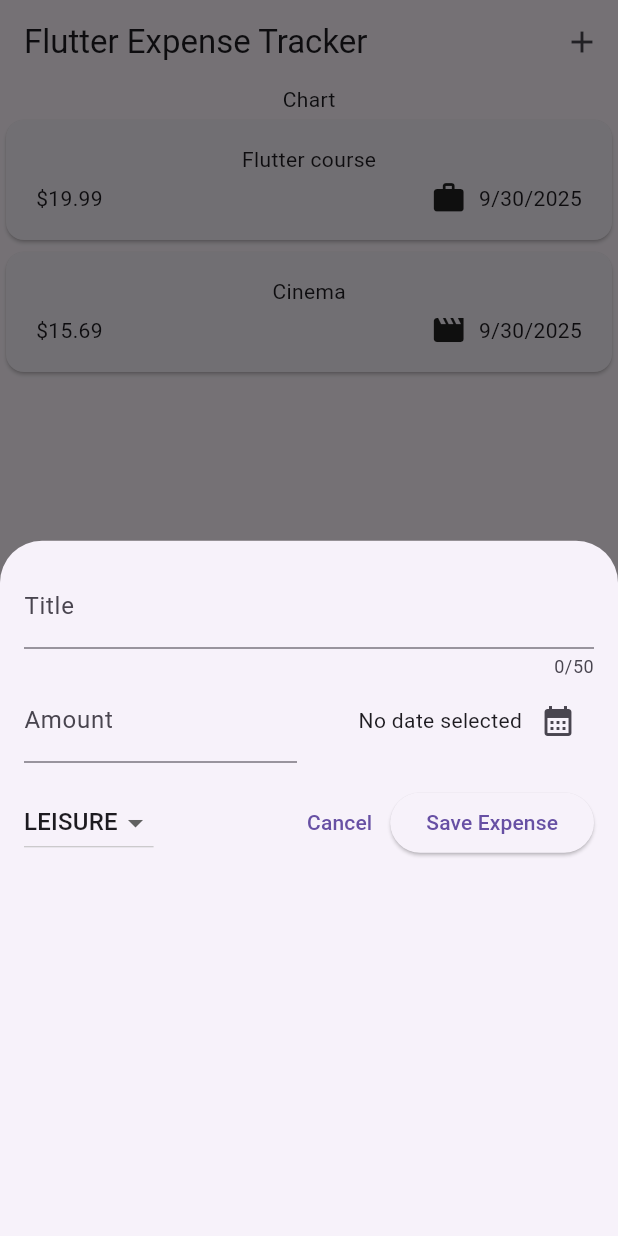
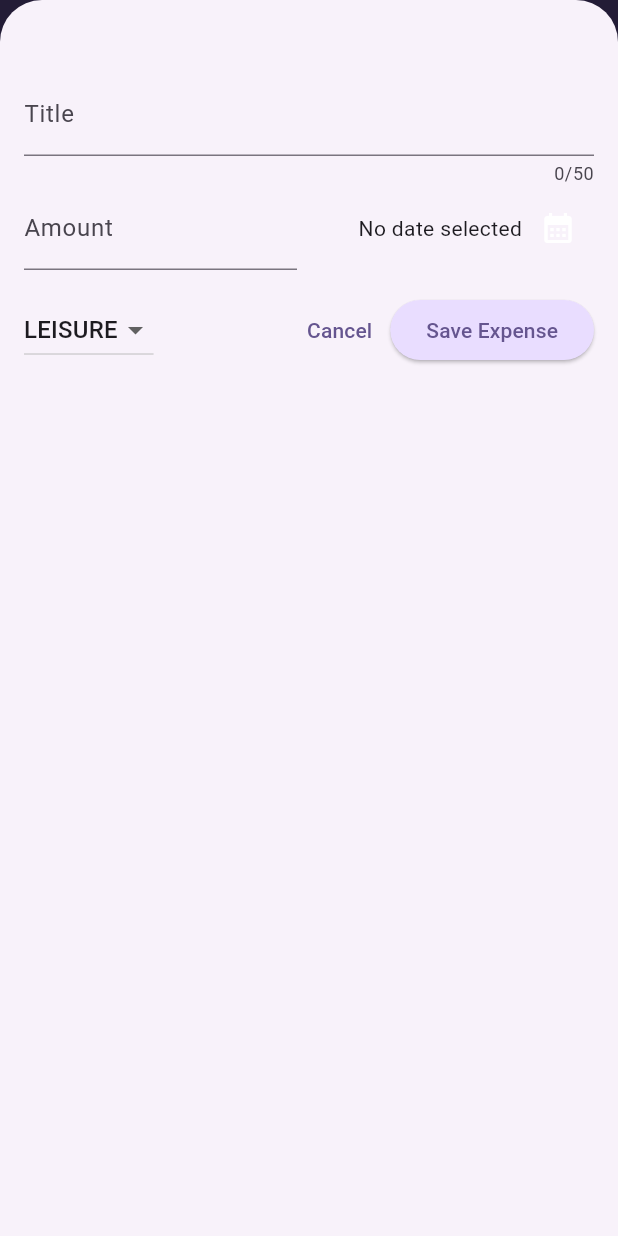
Before and after one commit to therajatg/expense_tracker, a Flutter app: the screen it shows after launch, after a tap on the "add" icon, on a phone screen of 412 x 824 dp. Run offline on Flutter 3.47's test engine with Material 3 defaults, Android fonts, the phone set to English and light mode, and no system bars.

Commit message:
setting theme

```diff
--- a/lib/main.dart
+++ b/lib/main.dart
@@ -1,7 +1,37 @@
 import 'package:flutter/material.dart';
-
 import 'package:expense_tracker/widgets/expenses.dart';
 
+var kColorScheme = ColorScheme.fromSeed(
+  seedColor: const Color.fromARGB(255, 96, 59, 181),
+);
+
 void main() {
-  runApp(const MaterialApp(home: Expenses()));
+  runApp(
+    MaterialApp(
+      theme: ThemeData.dark().copyWith(
+        colorScheme: kColorScheme,
+        appBarTheme: AppBarTheme(
+          backgroundColor: kColorScheme.onPrimaryContainer,
+          foregroundColor: kColorScheme.primaryContainer,
+        ),
+        cardTheme: CardThemeData(
+          color: kColorScheme.secondaryContainer,
+          margin: EdgeInsets.symmetric(horizontal: 16, vertical: 8),
+        ),
+        elevatedButtonTheme: ElevatedButtonThemeData(
+          style: ElevatedButton.styleFrom(
+            backgroundColor: kColorScheme.primaryContainer,
+          ),
+        ),
+        textTheme: ThemeData().textTheme.copyWith(
+          titleLarge: TextStyle(
+            fontWeight: FontWeight.bold,
+            fontSize: 16,
+            color: kColorScheme.onSecondaryContainer,
+          ),
+        ),
+      ),
+      home: Expenses(),
+    ),
+  );
 }
--- a/lib/widgets/expenses.dart
+++ b/lib/widgets/expenses.dart
@@ -28,12 +28,57 @@ class _ExpensesState extends State<Expenses> {
     ),
   ];
 
+  void _addExpense(Expense expense) {
+    setState(() {
+      _registeredExpenses.add(expense);
+    });
+  }
+
+  void _removeExpense(Expense expense) {
+    final expenseIndex = _registeredExpenses.indexOf(expense);
+
+    setState(() {
+      _registeredExpenses.remove(expense);
+    });
+
+    ScaffoldMessenger.of(context).clearSnackBars();
+    ScaffoldMessenger.of(context).showSnackBar(
+      SnackBar(
+        duration: const Duration(seconds: 3),
+        content: const Text("Text Deleted"),
+        action: SnackBarAction(
+          label: 'undo',
+          onPressed: () {
+            setState(() {
+              _registeredExpenses.insert(expenseIndex, expense);
+            });
+          },
+        ),
+      ),
+    );
+  }
+
   void _openAddExpenseOverlay() {
-    showModalBottomSheet(context: context, builder: (ctx) => NewExpense());
+    showModalBottomSheet(
+      isScrollControlled: true,
+      context: context,
+      builder: (ctx) => NewExpense(onAddExpense: _addExpense),
+    );
   }
 
   @override
   Widget build(BuildContext context) {
+    Widget mainContent = const Center(
+      child: Text("No Expenses Found, Start Adding Some!"),
+    );
+
+    if (_registeredExpenses.isNotEmpty) {
+      mainContent = ExpensesList(
+        expenses: _registeredExpenses,
+        onRemoveExpense: _removeExpense,
+      );
+    }
+
     return Scaffold(
       appBar: AppBar(
         title: const Text('Flutter Expense Tracker'),
@@ -44,7 +89,7 @@ class _ExpensesState extends State<Expenses> {
       body: Column(
         children: [
           Text("Chart"),
-          Expanded(child: ExpensesList(expenses: _registeredExpenses)),
+          Expanded(child: mainContent),
         ],
       ),
     );
--- a/lib/widgets/expenses_list/expenses_item.dart
+++ b/lib/widgets/expenses_list/expenses_item.dart
@@ -11,8 +11,9 @@ class ExpensesItem extends StatelessWidget {
       child: Padding(
         padding: const EdgeInsets.symmetric(horizontal: 20, vertical: 16),
         child: Column(
+          crossAxisAlignment: CrossAxisAlignment.start,
           children: [
-            Text(expense.title),
+            Text(expense.title, style: Theme.of(context).textTheme.titleLarge),
             const SizedBox(height: 4),
             Row(
               children: [
--- a/lib/widgets/expenses_list/expenses_list.dart
+++ b/lib/widgets/expenses_list/expenses_list.dart
@@ -4,14 +4,31 @@ import 'package:flutter/material.dart';
 
 class ExpensesList extends StatelessWidget {
   final List<Expense> expenses;
+  final void Function(Expense expense) onRemoveExpense;
 
-  const ExpensesList({super.key, required this.expenses});
+  const ExpensesList({
+    super.key,
+    required this.expenses,
+    required this.onRemoveExpense,
+  });
 
   @override
   Widget build(context) {
     return ListView.builder(
       itemCount: expenses.length,
-      itemBuilder: (ctx, index) => ExpensesItem(expenses[index]),
+      itemBuilder: (ctx, index) => Dismissible(
+        key: ValueKey(expenses[index]),
+        background: Container(
+          color: Theme.of(context).colorScheme.error,
+          margin: EdgeInsets.symmetric(
+            horizontal: Theme.of(context).cardTheme.margin!.horizontal,
+          ),
+        ),
+        onDismissed: (direction) {
+          onRemoveExpense(expenses[index]);
+        },
+        child: ExpensesItem(expenses[index]),
+      ),
     );
   }
 }
```
Also changed, not shown: lib/widgets/new_expense.dart (+41 -3 lines).
